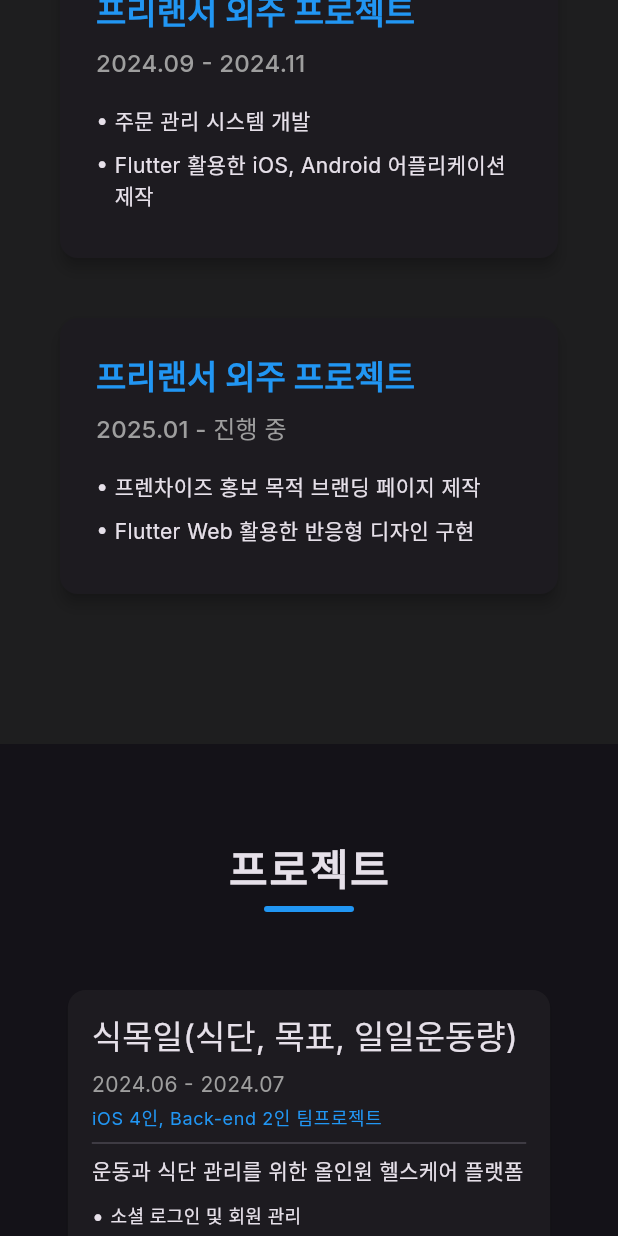
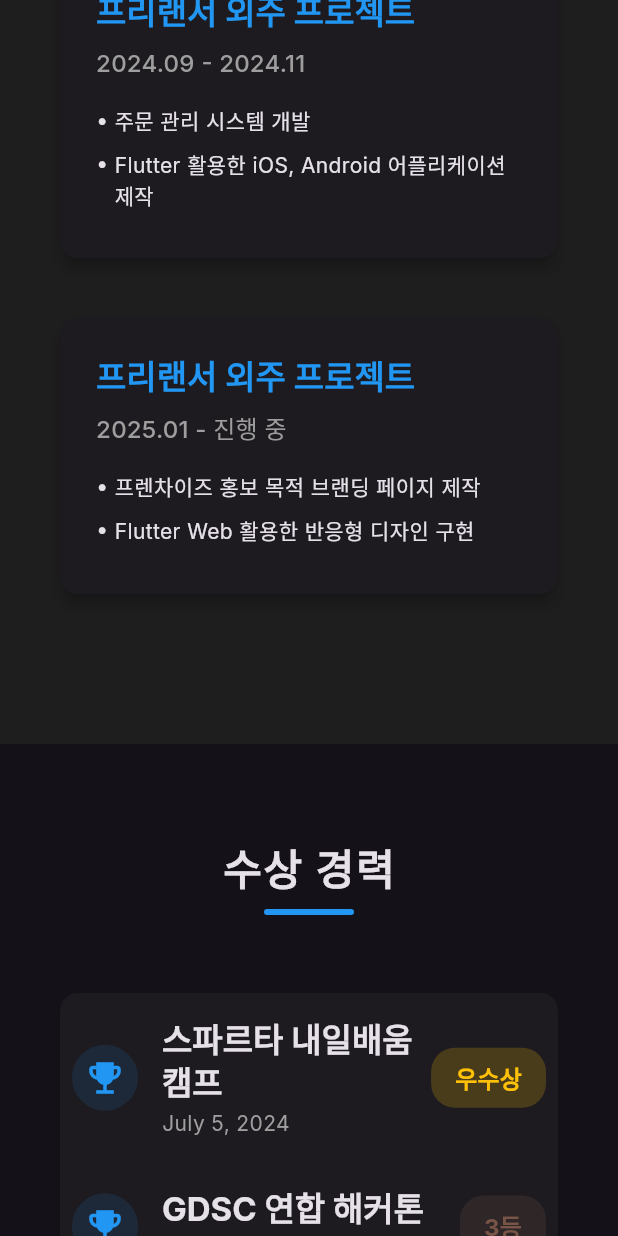
Before and after one commit to devpark435/portfolio_flutter_web, a Flutter app: the screen it shows after launch, scrolled down 2880 dp, on a phone screen of 412 x 824 dp. Run offline on Flutter 3.47's test engine with Material 3 defaults, Android fonts, the phone set to English and light mode, and no system bars; our stand-ins replace animated_text_kit, flutter_riverpod, go_router, google_fonts, shared_preferences.

Commit message:
feat - 수상 경력 섹션 추가
- 수상 경력을 표시하는 전용 섹션 구현
- 수상 내역 별 시각적 차별화를 위한 색상 및 디자인 개선
- 대회명과 등수를 명확히 강조하는 레이아웃 구성

```diff
--- a/lib/presentation/screens/home/home_screen.dart
+++ b/lib/presentation/screens/home/home_screen.dart
@@ -1,6 +1,7 @@
 import 'package:flutter/material.dart';
 import 'package:flutter_riverpod/flutter_riverpod.dart';
 import 'package:portfolio_web/config/providers/providers.dart';
+import 'package:portfolio_web/presentation/screens/home/sections/award_section.dart';
 import 'package:portfolio_web/presentation/screens/home/sections/contact_section.dart';
 import 'package:portfolio_web/presentation/screens/home/sections/experience_section.dart';
 import 'package:portfolio_web/presentation/screens/home/sections/profile_section.dart';
@@ -36,18 +37,24 @@ class HomeScreen extends ConsumerWidget {
               SliverToBoxAdapter(
                 child: Container(
                   color: Theme.of(context).colorScheme.surface,
+                  child: const AwardsSection(),
+                ),
+              ),
+              SliverToBoxAdapter(
+                child: Container(
+                  color: Theme.of(context).colorScheme.surface.withAlpha(50),
                   child: const ProjectsSection(),
                 ),
               ),
               SliverToBoxAdapter(
                 child: Container(
-                  color: Theme.of(context).colorScheme.surface.withAlpha(50),
+                  color: Theme.of(context).colorScheme.surface,
                   child: const SkillsSection(),
                 ),
               ),
               SliverToBoxAdapter(
                 child: Container(
-                  color: Theme.of(context).colorScheme.surface,
+                  color: Theme.of(context).colorScheme.surface.withAlpha(50),
                   child: const ContactSection(),
                 ),
               ),
--- /dev/null
+++ b/lib/presentation/screens/home/sections/award_section.dart
@@ -0,0 +1,149 @@
+import 'package:flutter/material.dart';
+
+import '../../../widgets/section_title.dart';
+import '../../../widgets/section_wrapper.dart';
+
+class AwardsSection extends StatelessWidget {
+  const AwardsSection({super.key});
+
+  @override
+  Widget build(BuildContext context) {
+    final width = MediaQuery.of(context).size.width;
+
+    return SectionWrapper(
+      child: Padding(
+        padding: EdgeInsets.symmetric(
+            horizontal: width > 800
+                ? 42.0 // 데스크톱일 때 패딩
+                : 20.0 // 모바일일 때 패딩
+            ),
+        child: Column(
+          children: [
+            const SectionTitle(title: '수상 경력'),
+            const SizedBox(height: 48),
+            Card(
+              child: ListView(
+                shrinkWrap: true,
+                children: [
+                  _buildAwardItem(
+                    context,
+                    title: '스파르타 내일배움캠프',
+                    date: 'July 5, 2024',
+                    award: '우수상',
+                  ),
+                  _buildAwardItem(
+                    context,
+                    title: 'GDSC 연합 해커톤',
+                    date: 'May 19, 2023',
+                    award: '3등',
+                  ),
+                  _buildAwardItem(
+                    context,
+                    title: 'GDSC SKHU 해커톤',
+                    date: 'January 27, 2023',
+                    award: '인기상',
+                  ),
+                  _buildAwardItem(
+                    context,
+                    title: 'GDSC 미니 프로젝트',
+                    date: 'January 13, 2023',
+                    award: '2등',
+                  ),
+                  _buildAwardItem(
+                    context,
+                    title: '성공회 대학교 교내 경진 대회',
+                    date: 'April 14, 2019',
+                    award: '장려상',
+                  ),
+                  // ... 다른 수상 내역
+                ],
+              ),
+            ),
+          ],
+        ),
+      ),
+    );
+  }
+
+  Widget _buildAwardItem(
+    BuildContext context, {
+    required String title,
+    required String date,
+    required String award,
+  }) {
+    final theme = Theme.of(context);
+    final primaryColor = theme.primaryColor;
+
+    return Padding(
+      padding: const EdgeInsets.symmetric(vertical: 16, horizontal: 8),
+      child: Row(
+        children: [
+          Container(
+            padding: const EdgeInsets.all(8),
+            decoration: BoxDecoration(
+              color: primaryColor.withAlpha(30),
+              shape: BoxShape.circle,
+            ),
+            child: Icon(Icons.emoji_events, color: primaryColor, size: 28),
+          ),
+          const SizedBox(width: 16),
+          Expanded(
+            child: Column(
+              crossAxisAlignment: CrossAxisAlignment.start,
+              children: [
+                Text(
+                  title,
+                  style: theme.textTheme.titleLarge?.copyWith(
+                    fontWeight: FontWeight.bold,
+                  ),
+                ),
+                const SizedBox(height: 4),
+                Text(
+                  date,
+                  style: theme.textTheme.bodyMedium?.copyWith(
+                    color: Colors.grey,
+                  ),
+                ),
+              ],
+            ),
+          ),
+          Container(
+            padding: const EdgeInsets.symmetric(horizontal: 16, vertical: 8),
+            decoration: BoxDecoration(
+              color: _getAwardColor(award).withAlpha(50),
+              borderRadius: BorderRadius.circular(16),
+            ),
+            child: Text(
+              award,
+              style: theme.textTheme.titleMedium?.copyWith(
+                color: _getAwardColor(award),
+                fontWeight: FontWeight.bold,
+              ),
+            ),
+          ),
+        ],
+      ),
+    );
+  }
+
+  Color _getAwardColor(String award) {
+    // 수상 등급에 따른 색상 지정
+    switch (award) {
+      case '1등':
+      case '금상':
+      case '대상':
+      case '우수상':
+      case '인기상':
+        return Colors.amber;
+      case '2등':
+      case '은상':
+        return Colors.blueGrey;
+      case '3등':
+      case '동상':
+      case '장려상':
+        return Colors.brown;
+      default:
+        return Colors.blue;
+    }
+  }
+}
```
